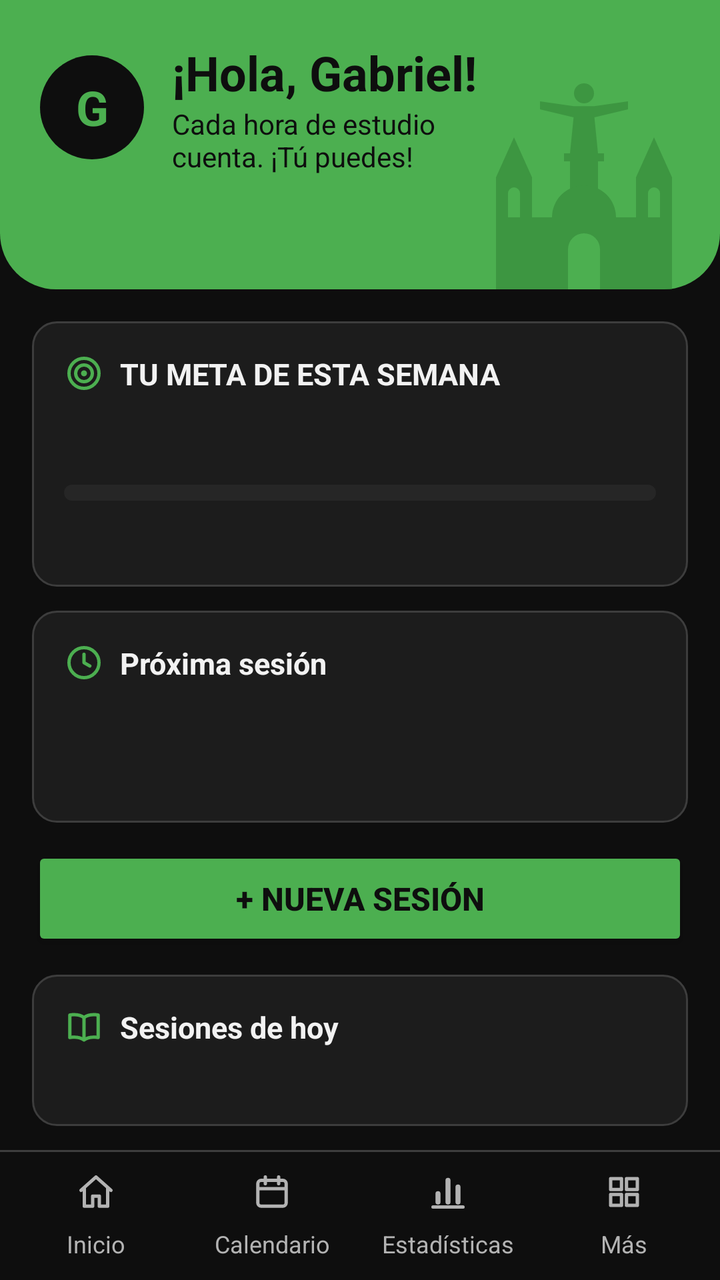
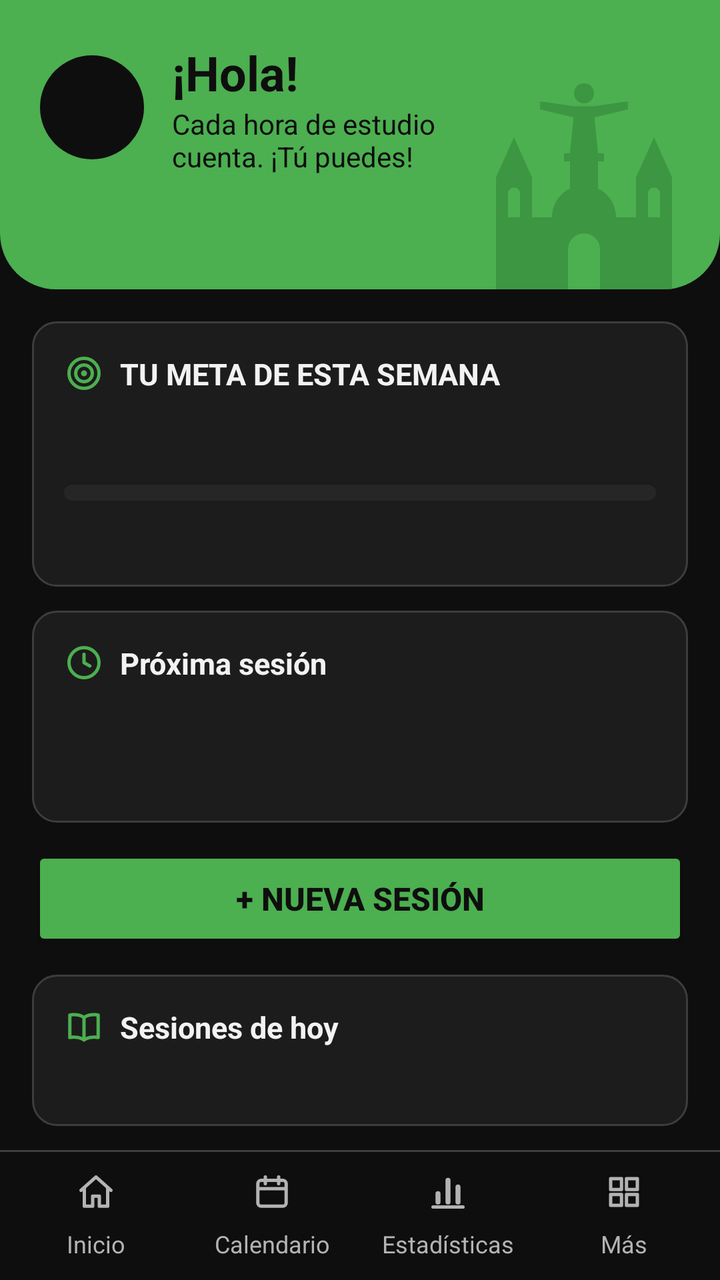

The first picture is an Android layout as it rendered before a commit; the second is the same layout after the commit. The layout source and the unified diff follow.
<!-- AndroidManifest.xml: application theme Theme.AgendaPersonal -->
<!-- res/layout/activity_main.xml -->
<?xml version="1.0" encoding="utf-8"?>
<LinearLayout xmlns:android="http://schemas.android.com/apk/res/android"
    xmlns:tools="http://schemas.android.com/tools"
    android:id="@+id/main"
    android:layout_width="match_parent"
    android:layout_height="match_parent"
    android:orientation="vertical"
    tools:context=".vista.MainActivity">

    
    <FrameLayout
        android:id="@+id/franja"
        android:layout_width="match_parent"
        android:layout_height="wrap_content"
        android:background="@drawable/fondo_franja">

        
        <ImageView
            android:layout_width="104dp"
            android:layout_height="108dp"
            android:layout_gravity="bottom|end"
            android:layout_marginEnd="16dp"
            android:alpha="0.5"
            android:importantForAccessibility="no"
            android:src="@drawable/siluetas_santa_cruz" />

        
        <LinearLayout
            android:layout_width="match_parent"
            android:layout_height="wrap_content"
            android:orientation="vertical"
            android:paddingHorizontal="20dp"
            android:paddingTop="20dp"
            android:paddingBottom="24dp">

            
            <LinearLayout
                android:layout_width="match_parent"
                android:layout_height="wrap_content"
                android:gravity="center_vertical"
                android:orientation="horizontal">

                
                <TextView
                    android:layout_width="52dp"
                    android:layout_height="52dp"
                    android:layout_marginEnd="14dp"
                    android:background="@drawable/circulo_avatar"
                    android:gravity="center"
                    android:importantForAccessibility="no"
                    android:text="@string/avatar_inicial"
                    android:textColor="@color/verde"
                    android:textSize="24sp"
                    android:textStyle="bold" />

                
                <LinearLayout
                    android:layout_width="0dp"
                    android:layout_height="wrap_content"
                    android:layout_marginEnd="100dp"
                    android:layout_weight="1"
                    android:orientation="vertical">

                    <TextView
                        android:layout_width="match_parent"
                        android:layout_height="wrap_content"
                        android:text="@string/saludo"
                        android:textColor="@color/texto_sobre_verde"
                        android:textSize="24sp"
                        android:textStyle="bold" />

                    <TextView
                        android:layout_width="match_parent"
                        android:layout_height="wrap_content"
                        android:text="@string/frase_motivadora"
                        android:textColor="@color/texto_sobre_verde"
                        android:textSize="14sp" />
                </LinearLayout>
            </LinearLayout>

            
            <TextView
                android:id="@+id/tvFecha"
                android:layout_width="match_parent"
                android:layout_height="wrap_content"
                android:layout_marginTop="14dp"
                android:textColor="@color/texto_sobre_verde"
                android:textSize="14sp"
                android:textStyle="bold" />
        </LinearLayout>
    </FrameLayout>

    
    <LinearLayout
        android:layout_width="match_parent"
        android:layout_height="0dp"
        android:layout_weight="1"
        android:orientation="vertical"
        android:paddingHorizontal="16dp"
        android:paddingBottom="12dp">

        
        <include
            layout="@layout/tarjeta_meta"
            android:layout_width="match_parent"
            android:layout_height="wrap_content"
            android:layout_marginTop="16dp" />

        
        <LinearLayout style="@style/TarjetaInicio">

            <TextView
                style="@style/TituloTarjeta"
                android:drawableStart="@drawable/ic_reloj"
                android:text="@string/titulo_proxima" />

            
            <LinearLayout
                android:id="@+id/llProxima"
                android:layout_width="match_parent"
                android:layout_height="wrap_content"
                android:layout_marginTop="4dp"
                android:background="?attr/selectableItemBackground"
                android:minHeight="48dp"
                android:orientation="vertical"
                android:paddingVertical="4dp">

                <TextView
                    android:id="@+id/tvProximaMateria"
                    android:layout_width="match_parent"
                    android:layout_height="wrap_content"
                    android:textSize="17sp"
                    android:textStyle="bold" />

                <TextView
                    android:id="@+id/tvProximaHorario"
                    android:layout_width="match_parent"
                    android:layout_height="wrap_content"
                    android:textColor="@color/texto_secundario"
                    android:textSize="14sp" />
            </LinearLayout>
        </LinearLayout>

        
        <Button
            android:id="@+id/btnNuevaSesion"
            android:layout_width="match_parent"
            android:layout_height="wrap_content"
            android:layout_marginTop="12dp"
            android:backgroundTint="@color/verde"
            android:minHeight="52dp"
            android:text="@string/btn_nueva_sesion"
            android:textColor="@color/texto_sobre_verde"
            android:textSize="16sp"
            android:textStyle="bold" />

        
        <LinearLayout
            style="@style/TarjetaInicio"
            android:layout_height="0dp"
            android:layout_weight="1"
            android:paddingHorizontal="0dp">

            <TextView
                style="@style/TituloTarjeta"
                android:drawableStart="@drawable/ic_libro"
                android:paddingHorizontal="16dp"
                android:text="@string/titulo_sesiones_hoy" />

            
            <ListView
                android:id="@+id/lvHoy"
                android:layout_width="match_parent"
                android:layout_height="0dp"
                android:layout_marginTop="4dp"
                android:layout_weight="1"
                android:divider="@color/borde"
                android:dividerHeight="1dp" />

            
            <TextView
                android:id="@+id/tvVacioHoy"
                android:layout_width="match_parent"
                android:layout_height="0dp"
                android:layout_weight="1"
                android:gravity="center"
                android:padding="16dp"
                android:text="@string/lista_sesiones_vacia"
                android:textColor="@color/texto_secundario"
                android:textSize="16sp"
                android:visibility="gone" />
        </LinearLayout>
    </LinearLayout>

    
    <include layout="@layout/menu_inferior" />
</LinearLayout>
<!-- res/layout/tarjeta_meta.xml (included above) -->
<?xml version="1.0" encoding="utf-8"?>
<LinearLayout xmlns:android="http://schemas.android.com/apk/res/android"
    android:id="@+id/tarjetaMeta"
    android:layout_width="match_parent"
    android:layout_height="wrap_content"
    android:background="@drawable/fondo_tarjeta"
    android:orientation="vertical"
    android:padding="16dp">

    
    <TextView
        android:id="@+id/tvTituloMeta"
        style="@style/TituloTarjeta"
        android:drawableStart="@drawable/ic_diana"
        android:text="@string/titulo_meta_semana" />

    
    <TextView
        android:id="@+id/tvProgreso"
        android:layout_width="match_parent"
        android:layout_height="wrap_content"
        android:textColor="@color/texto"
        android:textSize="28sp"
        android:textStyle="bold" />

    
    <ProgressBar
        android:id="@+id/pbMeta"
        style="?android:attr/progressBarStyleHorizontal"
        android:layout_width="match_parent"
        android:layout_height="8dp"
        android:layout_marginVertical="8dp"
        android:max="100"
        android:maxHeight="8dp"
        android:minHeight="8dp"
        android:progressDrawable="@drawable/barra_progreso" />

    
    <TextView
        android:id="@+id/tvMensajeMeta"
        android:layout_width="match_parent"
        android:layout_height="wrap_content"
        android:textSize="14sp" />
</LinearLayout>
<!-- res/layout/menu_inferior.xml (included above) -->
<?xml version="1.0" encoding="utf-8"?>
<LinearLayout xmlns:android="http://schemas.android.com/apk/res/android"
    android:layout_width="match_parent"
    android:layout_height="wrap_content"
    android:orientation="vertical">

    
    <View
        android:layout_width="match_parent"
        android:layout_height="1dp"
        android:background="@color/menu_linea" />

    
    <LinearLayout
        android:layout_width="match_parent"
        android:layout_height="wrap_content"
        android:orientation="horizontal"
        android:padding="4dp">

        <TextView
            android:id="@+id/menuInicio"
            style="@style/BotonMenu"
            android:drawableTop="@drawable/ic_casa"
            android:text="@string/menu_inicio" />

        <TextView
            android:id="@+id/menuCalendario"
            style="@style/BotonMenu"
            android:drawableTop="@drawable/ic_calendario"
            android:text="@string/menu_calendario" />

        <TextView
            android:id="@+id/menuEstadisticas"
            style="@style/BotonMenu"
            android:drawableTop="@drawable/ic_grafico"
            android:text="@string/menu_estadisticas" />

        
        <TextView
            android:id="@+id/menuMas"
            style="@style/BotonMenu"
            android:drawableTop="@drawable/ic_cuadricula"
            android:text="@string/menu_mas" />
    </LinearLayout>
</LinearLayout>
<!-- resources referenced by this layout -->
<resources>
  <color name="borde">#FF3D3D3D</color>
  <color name="menu_linea">@color/borde</color>
  <color name="texto">#FFF2F2F2</color>
  <color name="texto_secundario">#FFB3B3B3</color>
  <color name="texto_sobre_verde">#FF0E0E0E</color>
  <color name="verde">#FF4CAF50</color>
  <!-- drawable circulo_avatar (drawable) -->
  <?xml version="1.0" encoding="utf-8"?>
  <shape xmlns:android="http://schemas.android.com/apk/res/android"
      android:shape="oval">
      <solid android:color="@color/fondo" />
  </shape>
  <!-- drawable fondo_franja (drawable) -->
  <?xml version="1.0" encoding="utf-8"?>
  <shape xmlns:android="http://schemas.android.com/apk/res/android"
      android:shape="rectangle">
      <solid android:color="@color/verde" />
      <corners
          android:bottomLeftRadius="28dp"
          android:bottomRightRadius="28dp"
          android:topLeftRadius="0dp"
          android:topRightRadius="0dp" />
  </shape>
  <!-- drawable fondo_tarjeta (drawable) -->
  <?xml version="1.0" encoding="utf-8"?>
  <shape xmlns:android="http://schemas.android.com/apk/res/android"
      android:shape="rectangle">
      <corners android:radius="12dp" />
      <solid android:color="@color/tarjeta" />
      <stroke
          android:width="1dp"
          android:color="@color/borde" />
  </shape>
  <!-- drawable ic_cuadricula (drawable) -->
  <?xml version="1.0" encoding="utf-8"?>
  <vector xmlns:android="http://schemas.android.com/apk/res/android"
      android:width="20dp"
      android:height="20dp"
      android:viewportWidth="24"
      android:viewportHeight="24">
  
      <path
          android:pathData="M4,4 h6.5 v6.5 h-6.5 z M13.5,4 h6.5 v6.5 h-6.5 z M4,13.5 h6.5 v6.5 h-6.5 z M13.5,13.5 h6.5 v6.5 h-6.5 z"
          android:strokeLineJoin="round"
          android:strokeWidth="2"
          android:strokeColor="@color/verde" />
  </vector>
  <string name="avatar_inicial">G</string>
  <string name="btn_nueva_sesion">+ Nueva sesión</string>
  <string name="frase_motivadora">Cada hora de estudio cuenta. ¡Tú puedes!</string>
  <string name="lista_sesiones_vacia">No tienes sesiones para este día</string>
  <string name="menu_calendario">Calendario</string>
  <string name="menu_estadisticas">Estadísticas</string>
  <string name="menu_inicio">Inicio</string>
  <string name="menu_mas">Más</string>
  <string name="saludo">¡Hola, Gabriel!</string>
  <string name="titulo_meta_semana">TU META DE ESTA SEMANA</string>
  <string name="titulo_proxima">Próxima sesión</string>
  <string name="titulo_sesiones_hoy">Sesiones de hoy</string>
  <style name="TarjetaInicio">
          <item name="android:layout_width">match_parent</item>
          <item name="android:layout_height">wrap_content</item>
          <item name="android:layout_marginTop">12dp</item>
          <item name="android:background">@drawable/fondo_tarjeta</item>
          <item name="android:orientation">vertical</item>
          <item name="android:paddingHorizontal">16dp</item>
          <item name="android:paddingVertical">16dp</item>
      </style>
  <style name="TituloTarjeta">
          <item name="android:layout_width">match_parent</item>
          <item name="android:layout_height">wrap_content</item>
          <item name="android:drawablePadding">8dp</item>
          <item name="android:gravity">center_vertical</item>
          <item name="android:textColor">@color/texto</item>
          <item name="android:textSize">15sp</item>
          <item name="android:textStyle">bold</item>
      </style>
  <style name="Theme.AgendaPersonal" parent="Base.Theme.AgendaPersonal" />
  <color name="tarjeta_alta">#FF262626</color>
  <color name="fondo">#FF0E0E0E</color>
  <color name="tarjeta">#FF1C1C1C</color>
  <color name="verde_oscuro">#FF2E7D32</color>
  <color name="texto_pista">#FF808080</color>
  <!-- unchanged entries left out for length: 10 -->
</resources>

<!-- the commit's change to res/layout/activity_main.xml (unified diff, before → after) -->
@@ -42,13 +42,16 @@
 
                 
                 <TextView
+                    android:id="@+id/tvAvatar"
                     android:layout_width="52dp"
                     android:layout_height="52dp"
                     android:layout_marginEnd="14dp"
                     android:background="@drawable/circulo_avatar"
+                    android:clickable="true"
+                    android:contentDescription="@string/cambiar_nombre"
+                    android:focusable="true"
+                    android:foreground="?attr/selectableItemBackgroundBorderless"
                     android:gravity="center"
-                    android:importantForAccessibility="no"
-                    android:text="@string/avatar_inicial"
                     android:textColor="@color/verde"
                     android:textSize="24sp"
                     android:textStyle="bold" />
@@ -61,10 +64,12 @@
                     android:layout_weight="1"
                     android:orientation="vertical">
 
+                    
                     <TextView
+                        android:id="@+id/tvSaludo"
                         android:layout_width="match_parent"
                         android:layout_height="wrap_content"
-                        android:text="@string/saludo"
+                        android:text="@string/saludo_sin_nombre"
                         android:textColor="@color/texto_sobre_verde"
                         android:textSize="24sp"
                         android:textStyle="bold" />
<!-- resource entries referenced after the edit -->
@@ -47,15 +47,15 @@
           android:strokeWidth="2"
           android:strokeColor="@color/verde" />
   </vector>
-  <string name="avatar_inicial">G</string>
   <string name="btn_nueva_sesion">+ Nueva sesión</string>
+  <string name="cambiar_nombre">Cambiar mi nombre</string>
   <string name="frase_motivadora">Cada hora de estudio cuenta. ¡Tú puedes!</string>
   <string name="lista_sesiones_vacia">No tienes sesiones para este día</string>
   <string name="menu_calendario">Calendario</string>
   <string name="menu_estadisticas">Estadísticas</string>
   <string name="menu_inicio">Inicio</string>
   <string name="menu_mas">Más</string>
-  <string name="saludo">¡Hola, Gabriel!</string>
+  <string name="saludo_sin_nombre">¡Hola!</string>
   <string name="titulo_meta_semana">TU META DE ESTA SEMANA</string>
   <string name="titulo_proxima">Próxima sesión</string>
   <string name="titulo_sesiones_hoy">Sesiones de hoy</string>
